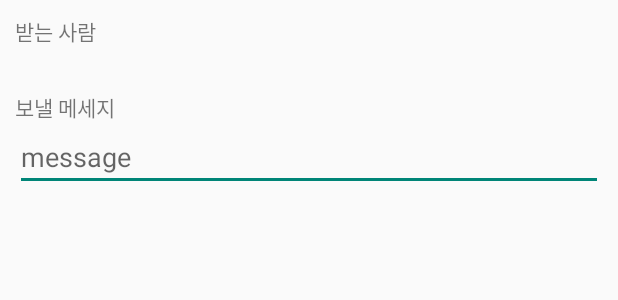
After one commit to HyunJu1/Notification-Collector-App, an Android app: the layout dialog_multimessage.xml on its own in the app's theme, with its tools: preview values and no code run, on a phone screen of 412 x 824 dp. The commit adds this screen. Shown: the top 300 px of the screen. Run offline under Robolectric (Android 15) with nearby library versions, the phone set to English and light mode, and no system bars.

Commit message:
activity to dialogFragment in multi message

```diff
--- a/app/src/main/java/com/example/hyunju/notification_collector/global/GlobalApplication.java
+++ b/app/src/main/java/com/example/hyunju/notification_collector/global/GlobalApplication.java
@@ -4,6 +4,7 @@ import android.app.Application;
 
 import com.example.hyunju.notification_collector.models.Contact;
 import com.example.hyunju.notification_collector.models.NotificationEvent;
+import com.example.hyunju.notification_collector.models.SendedMessage;
 import com.example.hyunju.notification_collector.telegram.TgHelper;
 import com.example.hyunju.notification_collector.utils.NetworkService;
 
@@ -21,7 +22,7 @@ public class GlobalApplication extends Application {
     static GlobalApplication mApplication;
 
     public static boolean isMultiMode = false;
-    public static List<NotificationEvent> sendedMessageInMultiMode = new ArrayList<>();
+    public static List<SendedMessage> sendedMessageInMultiMode = new ArrayList<>();
     public static List<NotificationEvent> receivedMessageInMultiMode = new ArrayList<>();
     public static ArrayList<Contact> selectedContactsInMultiMode = new ArrayList<>();
 
--- /dev/null
+++ b/app/src/main/res/layout/dialog_multimessage.xml
@@ -0,0 +1,32 @@
+<?xml version="1.0" encoding="utf-8"?>
+<LinearLayout
+    xmlns:android="http://schemas.android.com/apk/res/android"
+    android:orientation="vertical"
+    android:layout_width="match_parent"
+    android:layout_height="wrap_content"
+    android:padding="10dp">
+
+    <TextView
+        android:layout_width="match_parent"
+        android:layout_height="wrap_content"
+        android:text="받는 사람"/>
+
+    <TextView
+        android:id="@+id/tv_who_received_message"
+        android:layout_width="match_parent"
+        android:layout_height="wrap_content"
+        android:layout_marginBottom="10dp"/>
+
+    <TextView
+        android:layout_width="match_parent"
+        android:layout_height="wrap_content"
+        android:text="보낼 메세지" />
+
+    <EditText
+        android:id="@+id/et_group_message"
+        android:layout_width="match_parent"
+        android:layout_height="wrap_content"
+        android:hint="message"
+        android:layout_marginBottom="10dp"/>
+
+</LinearLayout>
```
Also changed, not shown: app/src/main/java/com/example/hyunju/notification_collector/MainActivity.java (+29 -8 lines), app/src/main/java/com/example/hyunju/notification_collector/models/ChangeGlobalStateEvent.java (added, +17 -0 lines), app/src/main/java/com/example/hyunju/notification_collector/utils/GroupMessageDialogFragment.java (added, +79 -0 lines).
